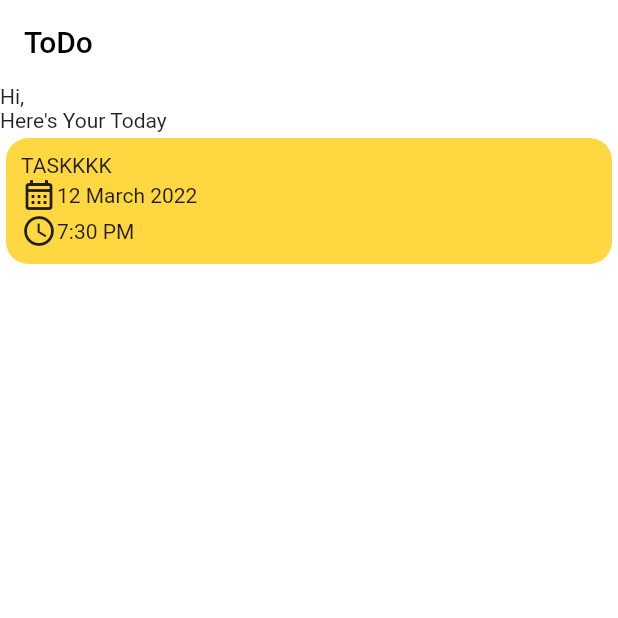
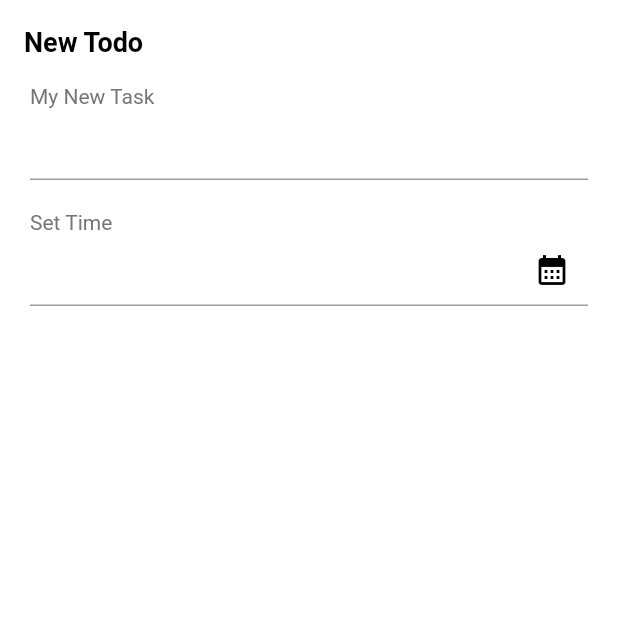
Before and after one commit to ShahrirOsman/todo_app, a Flutter app: the screen it shows after launch, on a phone screen of 412 x 824 dp, the top half of it. Run offline on Flutter 3.47's test engine with Material 2 defaults, Android fonts, the phone set to English and light mode, and no system bars.

Commit message:
Created All Screens

```diff
--- /dev/null
+++ b/lib/constant.dart
@@ -0,0 +1,10 @@
+import 'package:flutter/material.dart';
+import 'package:intl/intl.dart';
+
+const kBoldTitle = TextStyle(
+  fontWeight: FontWeight.bold,
+  fontSize: 18,
+);
+
+DateFormat dateFormat = DateFormat('d MMMM yyyy');
+DateFormat timeFormat = DateFormat('kk:mm a');
--- a/lib/main.dart
+++ b/lib/main.dart
@@ -1,4 +1,5 @@
 import 'package:flutter/material.dart';
+import 'package:todo_app/view/add_todo.dart';
 import 'package:todo_app/view/home_screen.dart';
 
 void main() {
@@ -15,13 +16,28 @@ class MyApp extends StatelessWidget {
       debugShowCheckedModeBanner: false,
       title: 'Flutter Demo',
       theme: ThemeData(
-        primarySwatch: Colors.cyan,
+        primarySwatch: Colors.grey,
+        primaryColor: Colors.black,
         appBarTheme: const AppBarTheme(
           backgroundColor: Colors.white,
           elevation: 0,
         ),
+        floatingActionButtonTheme: const FloatingActionButtonThemeData(
+          backgroundColor: Colors.black,
+        ),
+        textSelectionTheme: TextSelectionThemeData(
+          cursorColor: Colors.black,
+        ),
+        inputDecorationTheme: InputDecorationTheme(
+          enabledBorder: UnderlineInputBorder(
+            borderSide: BorderSide(color: Colors.grey.shade500),
+          ),
+          focusedBorder: const UnderlineInputBorder(
+            borderSide: BorderSide(color: Colors.black),
+          ),
+        ),
       ),
-      home: const HomeScreen(),
+      home: const AddTodo(),
     );
   }
 }
--- /dev/null
+++ b/lib/view/add_todo.dart
@@ -0,0 +1,47 @@
+import 'package:flutter/material.dart';
+import 'package:todo_app/constant.dart';
+import 'package:todo_app/view/widgets/custom_text_field.dart';
+
+class AddTodo extends StatelessWidget {
+  const AddTodo({Key? key}) : super(key: key);
+
+  @override
+  Widget build(BuildContext context) {
+    return Scaffold(
+      backgroundColor: Colors.white,
+      appBar: AppBar(
+        title: const Text(
+          'New Todo',
+          style: kBoldTitle,
+        ),
+      ),
+      body: SingleChildScrollView(
+        child: Padding(
+          padding: const EdgeInsets.symmetric(
+            horizontal: 20,
+          ),
+          child: Column(
+            children: [
+              CustomTextField(
+                label: 'My New Task',
+                onChanged: (value) {},
+              ),
+              CustomTextField(
+                label: 'Set Time',
+                onChanged: (value) {},
+                suffixIcon: IconButton(
+                  splashRadius: 20,
+                  icon: const Icon(
+                    Icons.calendar_month,
+                    color: Colors.black,
+                  ),
+                  onPressed: () {},
+                ),
+              ),
+            ],
+          ),
+        ),
+      ),
+    );
+  }
+}
--- a/lib/view/home_screen.dart
+++ b/lib/view/home_screen.dart
@@ -1,4 +1,6 @@
 import 'package:flutter/material.dart';
+import 'package:todo_app/constant.dart';
+import 'package:todo_app/view/widgets/task_card.dart';
 
 class HomeScreen extends StatelessWidget {
   const HomeScreen({Key? key}) : super(key: key);
@@ -8,44 +10,64 @@ class HomeScreen extends StatelessWidget {
     return Scaffold(
       backgroundColor: Colors.white,
       appBar: AppBar(
-        title: const Text('ToDo'),
-      ),
-      body: Column(
-        crossAxisAlignment: CrossAxisAlignment.stretch,
-        children: [
-          const Text('Hi,'),
-          const Text("Here's Your Today"),
-          Card(
-            elevation: 0,
-            color: Colors.amberAccent,
-            shape: const RoundedRectangleBorder(
-              borderRadius: BorderRadius.all(
-                Radius.circular(15),
+        title: const Text(
+          'ToDo',
+          style: kBoldTitle,
         ),
       ),
-            child: Padding(
-              padding: const EdgeInsets.symmetric(vertical: 10, horizontal: 10),
+      body: SingleChildScrollView(
         child: Column(
           crossAxisAlignment: CrossAxisAlignment.stretch,
           children: [
-                    const Text('TASKKKK'),
-                    Row(
+            Padding(
+              padding: const EdgeInsets.only(
+                bottom: 20,
+                left: 25,
+                right: 25,
+              ),
+              child: Column(
+                crossAxisAlignment: CrossAxisAlignment.stretch,
                 children: const [
-                        Icon(Icons.calendar_month_outlined),
-                        Text('12 March 2022'),
-                      ],
+                  Text(
+                    'Hi!',
+                    style: TextStyle(
+                      fontWeight: FontWeight.w500,
+                      fontSize: 16,
                     ),
-                    Row(
-                      children: const [
-                        Icon(Icons.access_time),
-                        Text('7:30 PM'),
-                      ],
                   ),
-                  ]),
-            ),
+                  Text(
+                    "Here's Your ToDos.",
+                    style: kBoldTitle,
                   ),
                 ],
               ),
+            ),
+            TaskCard(task: 'dasdasd', date: DateTime.now()),
+            TaskCard(
+              task: 'dasdasd',
+              date: DateTime.now(),
+              color: Colors.amberAccent,
+            ),
+          ],
+        ),
+      ),
+      floatingActionButtonLocation: FloatingActionButtonLocation.centerDocked,
+      floatingActionButton: FloatingActionButton.extended(
+          label: const Text(
+            'Add Todo',
+            style: TextStyle(color: Colors.white),
+          ),
+          icon: const Icon(
+            Icons.add_circle_sharp,
+            color: Colors.white,
+
+          ),
+          shape: const RoundedRectangleBorder(
+            borderRadius: BorderRadius.all(
+              Radius.circular(20),
+            ),
+          ),
+          onPressed: () {}),
     );
   }
 }
--- /dev/null
+++ b/lib/view/widgets/custom_text_field.dart
@@ -0,0 +1,39 @@
+import 'package:flutter/material.dart';
+import 'package:todo_app/constant.dart';
+
+class CustomTextField extends StatelessWidget {
+  const CustomTextField({
+    required this.label,
+    this.onChanged,
+    this.suffixIcon,
+    Key? key,
+  }) : super(key: key);
+  final String label;
+  final Function(String)? onChanged;
+  final Widget? suffixIcon;
+  @override
+  Widget build(BuildContext context) {
+    return Padding(
+      padding: const EdgeInsets.only(bottom: 20),
+      child: Column(
+        crossAxisAlignment: CrossAxisAlignment.stretch,
+        children: [
+          Text(
+            label,
+            style: TextStyle(
+              color: Colors.grey[600],
+            ),
+          ),
+          TextField(
+            style: kBoldTitle,
+            maxLines: null,
+            onChanged: onChanged,
+            decoration: InputDecoration(
+              suffixIcon: suffixIcon,
+            ),
+          ),
+        ],
+      ),
+    );
+  }
+}
```
Also changed, not shown: lib/view/edit_todo.dart (added, +47 -0 lines), lib/view/widgets/task_card.dart (added, +86 -0 lines), pubspec.yaml (+5 -17 lines), pubspec.lock. Lines whose indentation alone changed are shown as unchanged.
